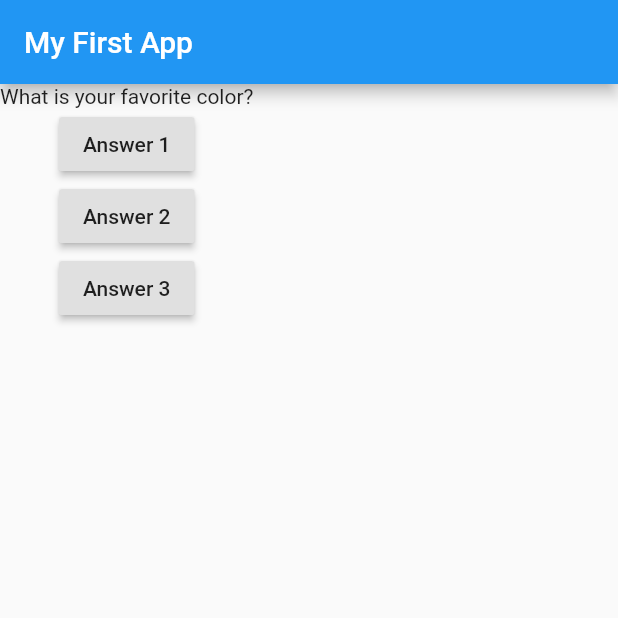
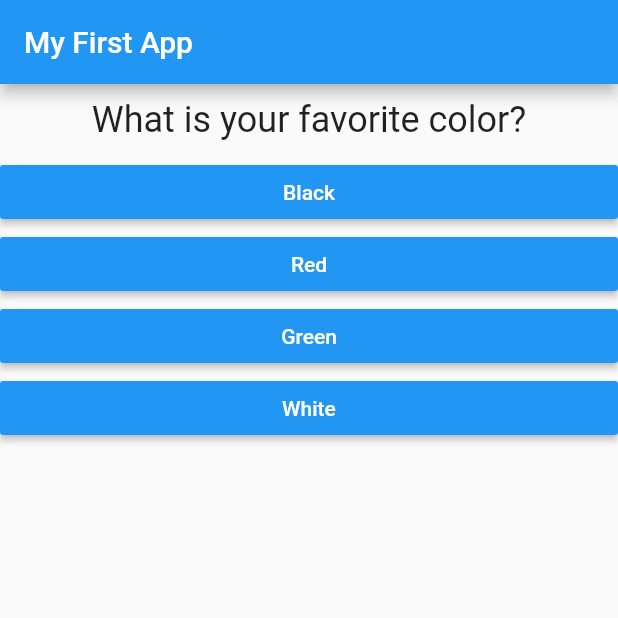
Before and after one commit to Reppinger/complete_guide, a Flutter app: the screen it shows after launch, on a phone screen of 412 x 824 dp, the top half of it. Run offline on Flutter 3.47's test engine with Material 2 defaults, Android fonts, the phone set to English and light mode, and no system bars.

Commit message:
Began extracting widgets out of main.

```diff
--- /dev/null
+++ b/lib/answer.dart
@@ -0,0 +1,22 @@
+import 'package:flutter/material.dart';
+
+class Answer extends StatelessWidget {
+  final void Function() selectHandler;
+  final MapEntry<int, String>  answer;
+
+  Answer(this.selectHandler, this.answer);
+
+  @override
+  Widget build(BuildContext context) {
+    return Container(
+      width: double.infinity,
+      child: RaisedButton(
+        color: Colors.blue,
+        textColor: Colors.white,
+        child: Text(answer.value),
+        onPressed: selectHandler,
+        key: Key('answer' + answer.key.toString()),
+      ),
+    );
+  }
+}
--- a/lib/main.dart
+++ b/lib/main.dart
@@ -1,4 +1,6 @@
 import 'package:flutter/material.dart';
+import './question.dart';
+import './answer.dart';
 
 void main() => runApp(MyApp());
 
@@ -10,7 +12,8 @@ class MyApp extends StatefulWidget {
 
 class _MyAppState extends State<MyApp> {
   var _questionIndex = 0;
-  void answerQuestion() {
+
+  void _answerQuestion() {
     setState(() {
       _questionIndex += 1;
     });
@@ -20,8 +23,18 @@ class _MyAppState extends State<MyApp> {
   @override
   Widget build(BuildContext context) {
     var questions = [
-      'What is your favorite color?',
-      'What\'s your favorite animal?',
+      {
+        'questionText': 'What is your favorite color?',
+        'answers': ['Black', 'Red', 'Green', 'White'],
+      },
+      {
+        'questionText': 'What\'s your favorite animal?',
+        'answers': ['Rabbit', 'Snake', 'Elephant', 'Lion'],
+      },
+      {
+        'questionText': 'Who\'s your favorite instructor?',
+        'answers': ['Max', 'Fred', 'Barney', 'Wilma'],
+      },
     ];
 
     return MaterialApp(
@@ -32,24 +45,14 @@ class _MyAppState extends State<MyApp> {
           ),
           body: Column(
             children: [
-              Text(questions[_questionIndex],
-              key: Key('question'),
+              Question(
+                questions[_questionIndex]['questionText'] as String,
+                Key('question'),
               ),
-              RaisedButton(
-                child: Text('Answer 1'),
-                onPressed: answerQuestion,
-                key: Key('answer1'),
-              ),
-              RaisedButton(
-                child: Text('Answer 2'),
-                onPressed: answerQuestion,
-                key: Key('answer2'),
-              ),
-              RaisedButton(
-                child: Text('Answer 3'),
-                onPressed: answerQuestion,
-                key: Key('answer3'),
-              ),
+              ...(questions[_questionIndex]['answers'] as List<String>).asMap().entries
+                  .map((answer) {
+                return Answer(_answerQuestion, answer);
+              }).toList(),
             ],
           )),
     );
--- /dev/null
+++ b/lib/question.dart
@@ -0,0 +1,17 @@
+import 'package:flutter/material.dart';
+
+class Question extends StatelessWidget {
+  final String questionText;
+
+  Question(this.questionText, Key key) : super(key: key);
+
+  @override
+  Widget build(BuildContext context) {
+    return Container(
+      width: double.infinity,
+      margin: EdgeInsets.all(10),
+      child: Text(questionText,
+    style: TextStyle(fontSize: 24),
+    textAlign: TextAlign.center,));
+  }
+}
```
